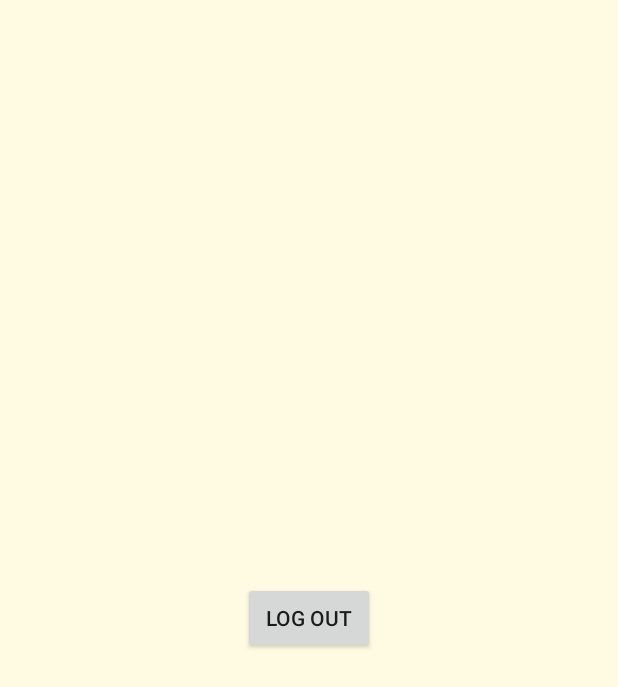
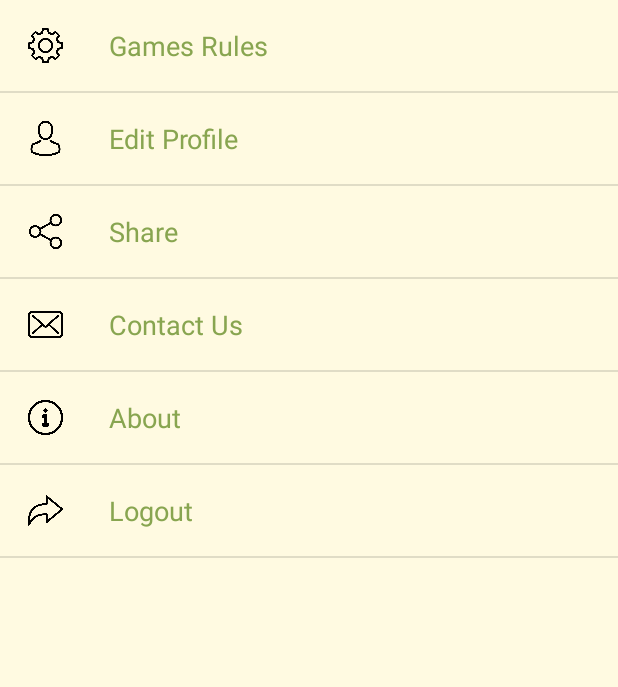
Before and after one commit to orsho/StatsMe1, an Android app: the fragment Tab4Settings shown on its own in the app's theme, on a phone screen of 412 x 824 dp. Shown: the top 687 px of the screen. Run offline under Robolectric (Android 15) with nearby library versions, the phone set to English and light mode, and no system bars; our stand-ins replace Firebase (no records; nobody signed in at launch, a user with empty details on screens opened directly).

Commit message:
Setting list

```diff
--- a/app/src/main/AndroidManifest.xml
+++ b/app/src/main/AndroidManifest.xml
@@ -41,6 +41,10 @@
             android:name=".GameStats"
             android:theme="@style/AppTheme">
         </activity>
+        <activity
+            android:name=".Tab4About"
+            android:theme="@style/AppTheme">
+        </activity>
     </application>
 
 </manifest>
--- /dev/null
+++ b/app/src/main/java/com/orshoham/statsme/Tab4CustomListAdapter.java
@@ -0,0 +1,38 @@
+package com.orshoham.statsme;
+
+
+import android.app.Activity;
+import android.view.LayoutInflater;
+import android.view.View;
+import android.view.ViewGroup;
+import android.widget.ArrayAdapter;
+import android.widget.ImageView;
+import android.widget.TextView;
+
+public class Tab4CustomListAdapter extends ArrayAdapter<String> {
+    private final Activity context;
+    private final String[] itemname;
+    private final Integer[] imgid;
+
+    public Tab4CustomListAdapter(Activity context, String[] itemname, Integer[] imgid) {
+        super(context, R.layout.tab4_settings_listview, itemname);
+        // TODO Auto-generated constructor stub
+
+        this.context=context;
+        this.itemname=itemname;
+        this.imgid=imgid;
+    }
+
+    public View getView(int position,View view,ViewGroup parent) {
+        LayoutInflater inflater=context.getLayoutInflater();
+        View rowView=inflater.inflate(R.layout.tab4_settings_listview, null,true);
+
+        TextView txtTitle = (TextView) rowView.findViewById(R.id.item);
+        ImageView imageView = (ImageView) rowView.findViewById(R.id.icon);
+
+        txtTitle.setText(itemname[position]);
+        imageView.setImageResource(imgid[position]);
+        return rowView;
+
+    };
+}
--- a/app/src/main/java/com/orshoham/statsme/Tab4Settings.java
+++ b/app/src/main/java/com/orshoham/statsme/Tab4Settings.java
@@ -1,20 +1,48 @@
 package com.orshoham.statsme;
 
+import android.app.AlertDialog;
+import android.app.ListActivity;
+import android.content.DialogInterface;
 import android.content.Intent;
 import android.support.v4.app.Fragment;
 import android.os.Bundle;
+import android.util.Log;
 import android.view.LayoutInflater;
 import android.view.View;
 import android.view.ViewGroup;
+import android.widget.AdapterView;
+import android.widget.ArrayAdapter;
 import android.widget.Button;
+import android.widget.ListView;
 import android.widget.TextView;
+import android.widget.Toast;
 
 import com.google.firebase.auth.FirebaseAuth;
 
-public class Tab4Settings extends Fragment implements View.OnClickListener {
+public class Tab4Settings extends Fragment {
 
-    private Button btnLogout;
     private FirebaseAuth auth;
+
+    ListView list;
+
+    String[] itemname ={
+            "Games Rules",
+            "Edit Profile",
+            "Share",
+            "Contact Us",
+            "About",
+            "Logout"
+    };
+
+    Integer[] imgid={
+            R.drawable.setting_game_rules,
+            R.drawable.setting_edit_profile,
+            R.drawable.setting_share,
+            R.drawable.setting_contact_us,
+            R.drawable.setting_about,
+            R.drawable.setting_logout,
+    };
+
 
     @Override
     public View onCreateView(LayoutInflater inflater, ViewGroup container, Bundle savedInstanceState) {
@@ -22,18 +50,46 @@ public class Tab4Settings extends Fragment implements View.OnClickListener {
 
         auth = FirebaseAuth.getInstance();
 
-        btnLogout = (Button) rootView.findViewById(R.id.btnLogout);
-        btnLogout.setOnClickListener(this);
+        Tab4CustomListAdapter adapter=new Tab4CustomListAdapter(getActivity(), itemname, imgid);
+        list =(ListView)rootView.findViewById(R.id.settingListView);
+        list.setAdapter(adapter);
+
+        list.setOnItemClickListener(new AdapterView.OnItemClickListener() {
+
+            @Override
+            public void onItemClick(AdapterView<?> parent, View view,
+                                    int position, long id) {
+                // TODO Auto-generated method stub
+                Log.i("position", Integer.toString(position));
+                if (position == 4){
+                    Intent intent = new Intent(getActivity(), Tab4About.class);
+                    startActivity(intent);
+                }
+                if (position == 5){
+                    AlertDialog.Builder builder = new AlertDialog.Builder(getActivity());
+                    builder.setMessage("Do you want to logout?")
+                            .setCancelable(false)
+                            .setPositiveButton("Yes", new DialogInterface.OnClickListener() {
+                                public void onClick(DialogInterface dialog, int id) {
+                                    auth.signOut();
+                                    Intent intent = new Intent(getActivity(), MainActivity.class);
+                                    startActivity(intent);
+                                }
+                            })
+                            .setNegativeButton("No", new DialogInterface.OnClickListener() {
+                                public void onClick(DialogInterface dialog, int id) {
+                                    dialog.cancel();
+                                }
+                            });
+                    AlertDialog alert = builder.create();
+                    alert.show();
+                }
+
+            }
+        });
 
         return rootView;
     }
 
-    @Override
-    public void onClick(View view) {
-        if (view == btnLogout){
-            auth.signOut();
-            Intent intent = new Intent(getActivity(), MainActivity.class);
-            startActivity(intent);
-        }
-    }
+
 }
--- a/app/src/main/res/layout/tab4_settings.xml
+++ b/app/src/main/res/layout/tab4_settings.xml
@@ -10,12 +10,11 @@
     android:background="@color/color3"
     tools:context="com.orshoham.statsme.StartActivity$PlaceholderFragment">
 
-    <Button
-        android:id="@+id/btnLogout"
-        android:layout_width="wrap_content"
-        android:layout_height="wrap_content"
-        android:layout_centerHorizontal="true"
-        android:layout_centerVertical="true"
-        android:text="Log Out" />
+    <ListView
+        android:id="@+id/settingListView"
+        android:layout_width="match_parent"
+        android:layout_height="400sp">
+    </ListView>
+
 
 </RelativeLayout>
--- /dev/null
+++ b/app/src/main/res/layout/tab4_settings_listview.xml
@@ -0,0 +1,32 @@
+<?xml version="1.0" encoding="utf-8"?>
+<LinearLayout xmlns:android="http://schemas.android.com/apk/res/android"
+    android:layout_width="match_parent"
+    android:layout_height="match_parent">
+
+    <ImageView
+        android:id="@+id/icon"
+        android:layout_width="50dp"
+        android:layout_height="50dp"
+        android:layout_marginBottom="5dp"
+        android:layout_marginLeft="5dp"
+        android:layout_marginRight="5dp"
+        android:layout_marginTop="5dp"
+        android:src="@drawable/play" />
+    <LinearLayout android:layout_width="wrap_content"
+        android:layout_height="wrap_content"
+        android:orientation="vertical">
+
+        <TextView
+            android:id="@+id/item"
+            android:layout_width="wrap_content"
+            android:layout_height="wrap_content"
+            android:text="Medium Text"
+            android:textAppearance="?android:attr/textAppearanceMedium"
+            android:layout_marginLeft="10dp"
+            android:layout_marginTop="16dp"
+            android:padding="2dp"
+            android:textColor="@color/color1" />
+
+    </LinearLayout>
+
+</LinearLayout>
```
Also changed, not shown: app/src/main/java/com/orshoham/statsme/Tab4About.java (added, +11 -0 lines), app/src/main/res/layout/tab4_about.xml (added, +50 -0 lines), app/src/main/res/drawable/setting_about.png (added), app/src/main/res/drawable/setting_contact_us.png (added), app/src/main/res/drawable/setting_edit_profile.png (added), app/src/main/res/drawable/setting_game_rules.png (added), app/src/main/res/drawable/setting_logout.png (added), app/src/main/res/drawable/setting_share.png (added).
